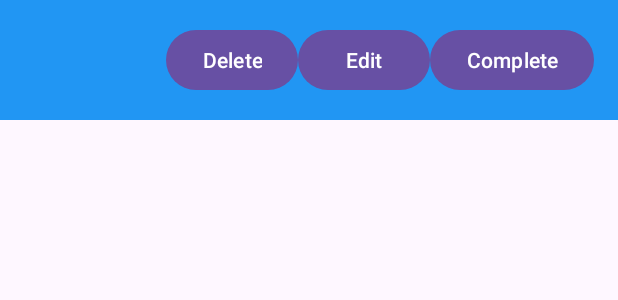
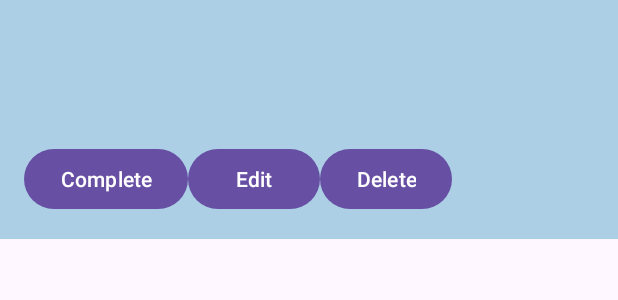
Before and after one commit to Ashborn013/ToDo_Project, an Android app: the layout task_item.xml on its own in the app's theme, with its tools: preview values and no code run, on a phone screen of 412 x 824 dp. Shown: the top 300 px of the screen. Run offline under Robolectric (Android 15) with nearby library versions, the light colour scheme and no system bars.

Commit message:
15 min commit

```diff
--- a/app/src/main/AndroidManifest.xml
+++ b/app/src/main/AndroidManifest.xml
@@ -12,6 +12,9 @@
         android:supportsRtl="true"
         android:theme="@style/Theme.ToDoProject"
         tools:targetApi="31">
+        <activity
+            android:name=".HistoryTask"
+            android:exported="false" />
         <activity
             android:name=".EditTaskActivity"
             android:exported="false" />
--- a/app/src/main/res/layout/task_item.xml
+++ b/app/src/main/res/layout/task_item.xml
@@ -2,10 +2,11 @@
 <RelativeLayout xmlns:android="http://schemas.android.com/apk/res/android"
     android:layout_width="match_parent"
     android:layout_height="wrap_content"
-    android:background="#2196F3"
+    android:background="#ADCFE6"
     android:padding="16dp"
     android:layout_marginBottom="8dp">
 
+    <!-- Task Heading -->
     <TextView
         android:id="@+id/tv_task_name"
         android:layout_width="wrap_content"
@@ -14,35 +15,58 @@
         android:textColor="#FFFFFF"
         android:layout_alignParentStart="true" />
 
+    <!-- Task Description below Heading -->
+    <TextView
+        android:id="@+id/tv_task_description"
+        android:layout_width="wrap_content"
+        android:layout_height="wrap_content"
+        android:layout_below="@id/tv_task_name"
+        android:textSize="14sp"
+        android:textColor="#FFFFFF"
+        android:layout_marginTop="4dp" />
+
+    <!-- Time Due (Deadline) below Description -->
     <TextView
         android:id="@+id/tv_task_deadline"
         android:layout_width="wrap_content"
         android:layout_height="wrap_content"
-        android:layout_below="@id/tv_task_name"
+        android:layout_below="@id/tv_task_description"
         android:textSize="14sp"
-        android:textColor="#FFFFFF" />
+        android:textColor="#FFFFFF"
+        android:layout_marginTop="4dp" />
 
+    <!-- Horizontal LinearLayout for Buttons -->
+    <LinearLayout
+        android:layout_width="wrap_content"
+        android:layout_height="wrap_content"
+        android:orientation="horizontal"
+        android:layout_below="@id/tv_task_deadline"
+        android:layout_marginTop="8dp"
+        android:layout_alignParentStart="true">
+
+        <!-- Complete Button -->
         <Button
             android:id="@+id/btn_mark_complete"
             android:layout_width="wrap_content"
             android:layout_height="wrap_content"
             android:text="Complete"
-        android:layout_alignParentEnd="true"
             android:textColor="#FFFFFF" />
 
+        <!-- Edit Button -->
         <Button
             android:id="@+id/btn_edit"
             android:layout_width="wrap_content"
             android:layout_height="wrap_content"
             android:text="Edit"
-        android:layout_toStartOf="@id/btn_mark_complete"
             android:textColor="#FFFFFF" />
 
+        <!-- Delete Button -->
         <Button
             android:id="@+id/btn_delete"
             android:layout_width="wrap_content"
             android:layout_height="wrap_content"
             android:text="Delete"
-        android:layout_toStartOf="@id/btn_edit"
             android:textColor="#FFFFFF" />
+    </LinearLayout>
+
 </RelativeLayout>
```
Also changed, not shown: app/src/main/java/com/lab/todoproject/DatabaseHelper.java (+29 -0 lines), app/src/main/java/com/lab/todoproject/HistoryTask.java (added, +52 -0 lines), app/src/main/java/com/lab/todoproject/TaskAdapter.java (+6 -2 lines), app/src/main/res/layout/activity_history_task.xml (added, +22 -0 lines). Lines whose indentation alone changed are shown as unchanged.
